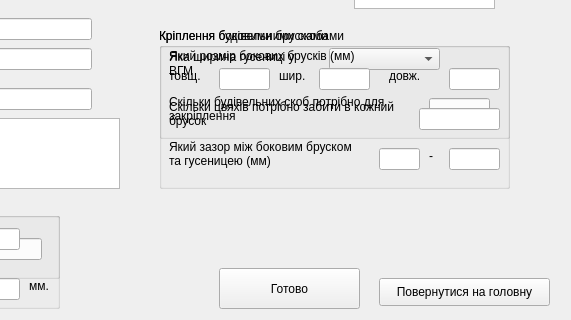
The window that view/vgm_form.ui (Win9XCHI/Fastening_test) describes before a commit, drawn with Qt 5; both pictures show x 311 to 882 and y 322 to 642 of the 882 by 642 pixel window.
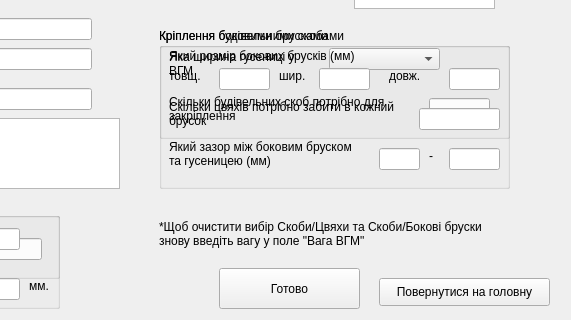
The same window after the commit.

```diff
--- a/view/vgm_form.ui
+++ b/view/vgm_form.ui
@@ -550,6 +550,20 @@
     </property>
    </widget>
   </widget>
+  <widget class="QLabel" name="label_8">
+   <property name="geometry">
+    <rect>
+     <x>470</x>
+     <y>540</y>
+     <width>411</width>
+     <height>31</height>
+    </rect>
+   </property>
+   <property name="text">
+    <string>*Щоб очистити вибір Скоби/Цвяхи та Скоби/Бокові бруски
+знову введіть вагу у поле &quot;Вага ВГМ&quot;</string>
+   </property>
+  </widget>
  </widget>
  <resources/>
  <connections/>
```
